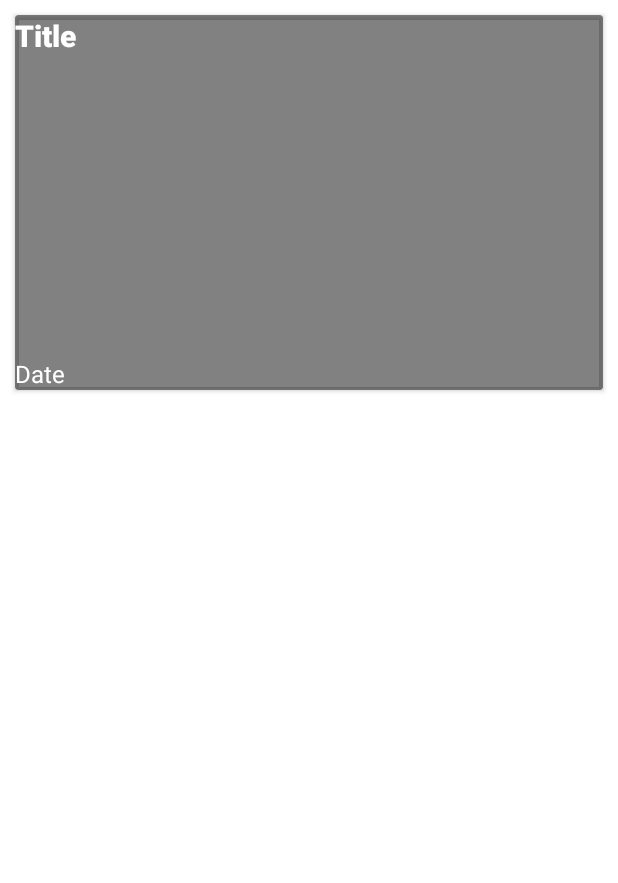
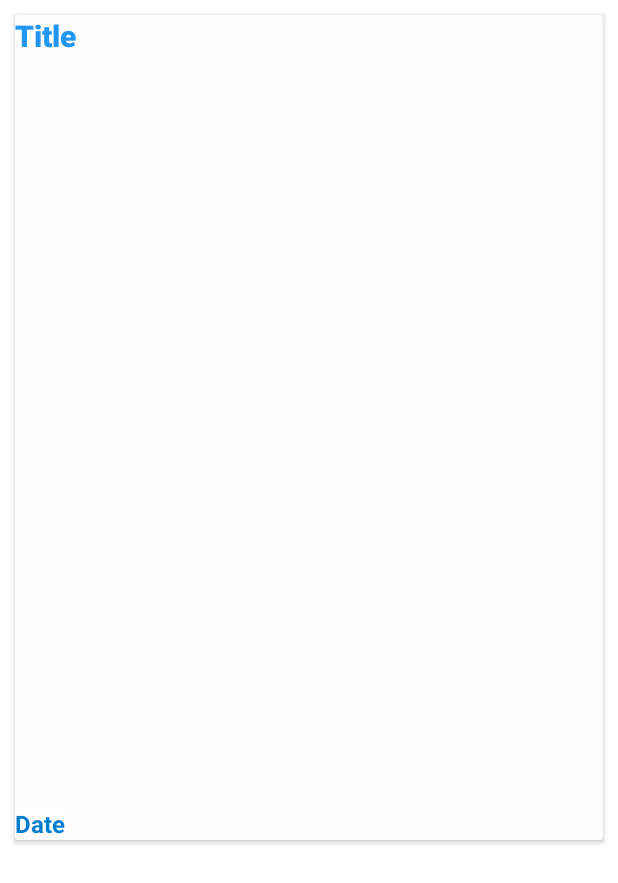
Before and after one commit to mazenrikab/ProjetMobileNewsApp, an Android app: the layout list_item.xml on its own in the app's theme, with its tools: preview values and no code run, on a phone screen of 412 x 824 dp. Shown: the top 883 px of the screen. Run offline under Robolectric (Android 15) with nearby library versions, the phone set to English and light mode, and no system bars.

Commit message:
adjusting Title color, size and placement

```diff
--- a/app/src/main/java/com/example/newsapp/MainActivity.java
+++ b/app/src/main/java/com/example/newsapp/MainActivity.java
@@ -40,7 +40,7 @@ List<Articles> articles = new ArrayList<>();
     }
 
     private void fetchJSON(String country, String api_key) {
-        Call<Headlines> call = Client.getInstance().getApi().getHeadlines(country,api_key);;
+        Call<Headlines> call = ClientSingleton.getInstance().getApi().getHeadlines(country,api_key);;
         call.enqueue(new Callback<Headlines>() {
             @Override
             public void onResponse(Call<Headlines> call, Response<Headlines> response) {
--- a/app/src/main/res/layout/list_item.xml
+++ b/app/src/main/res/layout/list_item.xml
@@ -12,28 +12,34 @@
         android:layout_height="wrap_content"
         android:layout_margin="10dp"
         android:padding="10dp"
-        app:cardBackgroundColor="#7E000000">
+        app:cardBackgroundColor="#FFFDFD"
+        app:backgroundTint="#FF0000">
 
         <FrameLayout
             android:layout_width="match_parent"
-            android:layout_height="250dp">
+            android:layout_height="550dp"
+            >
 
             <ImageView
                 android:id="@+id/image"
-                android:layout_width="match_parent"
-                android:layout_height="wrap_content"
-                android:background="#7E000000"
-                android:scaleType="centerCrop" />
+                android:layout_width="wrap_content"
+                android:layout_height="550dp"
+                android:background="#FEFFFE"
+                android:scaleType="centerCrop"
+                app:layout_constraintBottom_toBottomOf="@+id/NewsTitle"
+                android:layout_marginTop="100dp"
+                />
 
             <TextView
                 android:id="@+id/NewsTitle"
+                android:justificationMode="inter_word"
                 android:layout_width="wrap_content"
                 android:layout_height="wrap_content"
                 android:fontFamily="sans-serif-black"
                 android:text="Title"
-                android:textColor="#FFFFFF"
+                android:textColor="#2196F3"
                 android:textColorHighlight="#000000"
-                android:textColorHint="#000000"
+                app:backgroundTint="#FF0000"
                 android:textSize="20sp"
                 android:textStyle="bold"
                 android:visibility="visible" />
@@ -44,8 +50,13 @@
                 android:layout_height="wrap_content"
                 android:layout_gravity="bottom"
                 android:text="Date"
-                android:textColor="@color/white"
-                android:textSize="16sp" />
+                android:textColor="@color/purple_500"
+                android:textSize="16sp"
+                android:textStyle="bold"
+                android:background="#90FFFFFF"/>
+
         </FrameLayout>
+
     </androidx.cardview.widget.CardView>
+
 </LinearLayout>
```
Also changed, not shown: app/src/main/java/com/example/newsapp/ClientSingleton.java (renamed from app/src/main/java/com/example/newsapp/Client.java, +7 -7 lines), app/src/main/res/layout/activity_main.xml (+9 -4 lines).
